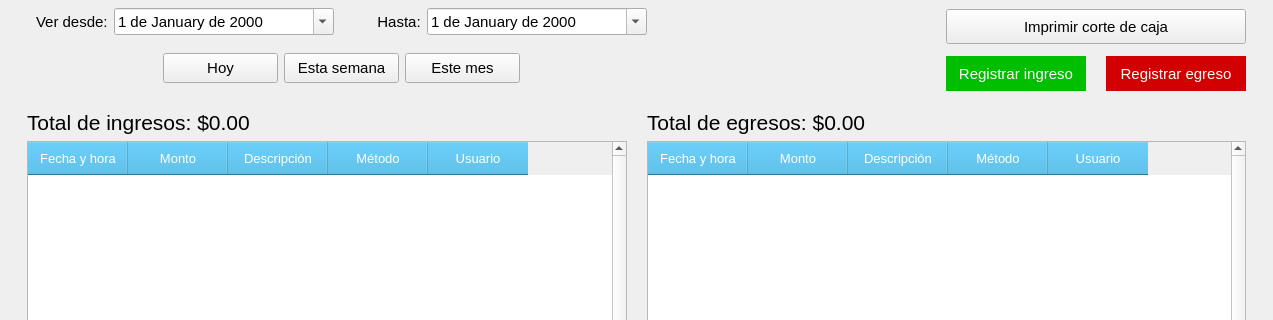
Before: the Qt Designer form src/Caja/Ui_Caja.ui in ivanperez-7/printpos, drawn with Qt 5; both pictures show x 0 to 1273 and y 90 to 410 of the 1273 by 718 pixel window.
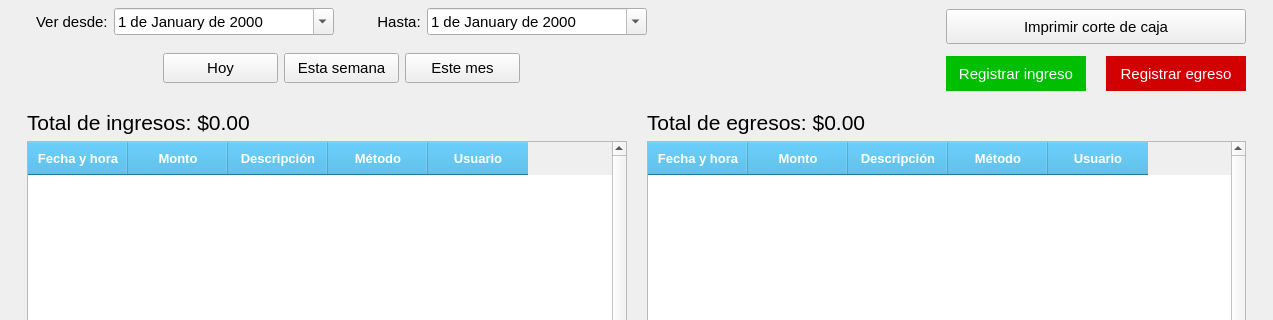
After: the same form once the commit is applied. Icons and pictures are not drawn.

Diff of the .ui file:
```diff
--- a/src/Caja/Ui_Caja.ui
+++ b/src/Caja/Ui_Caja.ui
@@ -403,13 +403,12 @@
            <widget class="QTableWidget" name="tabla_ingresos">
             <property name="font">
              <font>
-              <family>Arial</family>
               <pointsize>10</pointsize>
              </font>
             </property>
             <property name="styleSheet">
              <string notr="true">QHeaderView::section {
-	font: bold 10pt &quot;Arial&quot;;
+	font: bold 10pt;
 	color: rgb(255, 255, 255);
 	background-color: rgb(52, 172, 224);
 
@@ -489,13 +488,12 @@
            <widget class="QTableWidget" name="tabla_egresos">
             <property name="font">
              <font>
-              <family>Arial</family>
               <pointsize>10</pointsize>
              </font>
             </property>
             <property name="styleSheet">
              <string notr="true">QHeaderView::section {
-	font: bold 10pt &quot;Arial&quot;;
+	font: bold 10pt;
 	color: rgb(255, 255, 255);
 	background-color: rgb(52, 172, 224);
 
```
Left out of the diff: 19 changed lines with no effect on the pictures.
